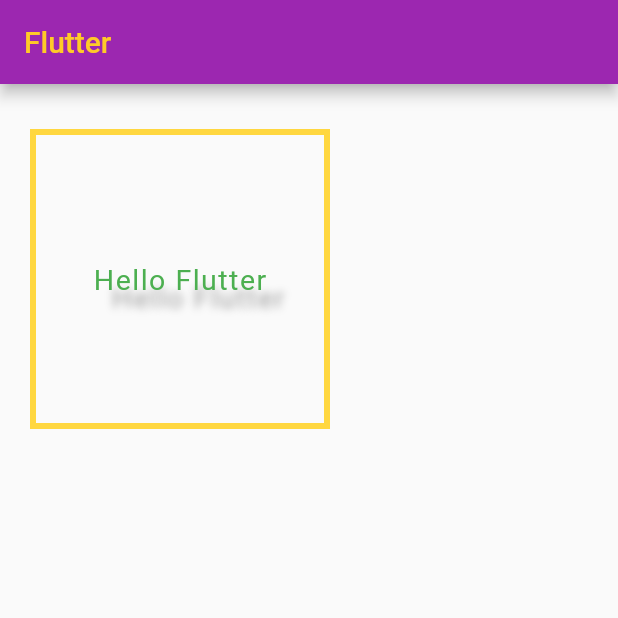
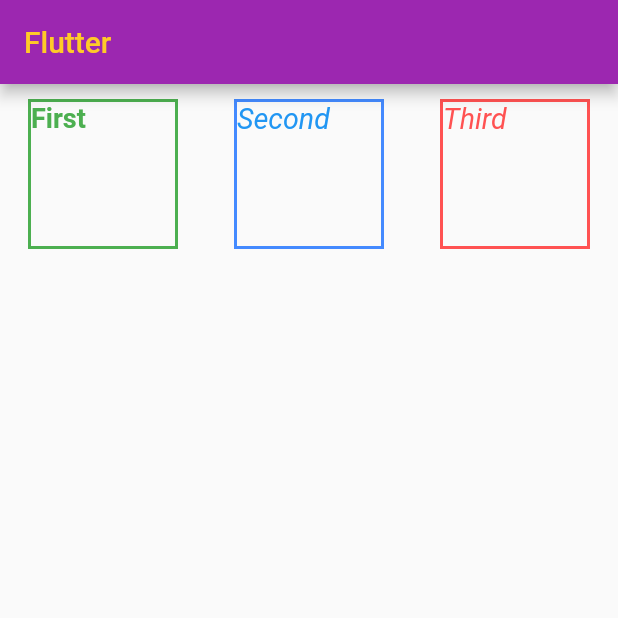
Before and after one commit to HeinnWaiHtet/flutter_first_app, a Flutter app: the screen it shows after launch, on a phone screen of 412 x 824 dp, the top half of it. Run offline on Flutter 3.47's test engine with Material 2 defaults, Android fonts, the phone set to English and light mode, and no system bars.

Commit message:
adding Row Widget

```diff
--- a/lib/main.dart
+++ b/lib/main.dart
@@ -19,32 +19,69 @@ class MyApp extends StatelessWidget{
             "Flutter",
             style: TextStyle(color: Colors.amber[400]),),
             ),
-          body: Container(
-            decoration: BoxDecoration(
-              border:  Border.all(
-                color: Colors.amberAccent,
-                style: BorderStyle.solid,
-                width: 4)
+          body: Row(
+            mainAxisAlignment: MainAxisAlignment.spaceAround,
+            children: [
+              // ignore: avoid_unnecessary_containers
+              Container(
+                decoration: BoxDecoration(
+                  border: Border.all(
+                    style: BorderStyle.solid,
+                    color: Colors.green,
+                    width: 2,)
+                  ),
+                margin: const EdgeInsets.all(10),
+                width: 100,
+                height: 100,
+                child: const Text("First",
+                style: TextStyle(
+                  color: Colors.green,
+                  fontSize: 18,
+                  fontWeight: FontWeight.bold),
                 ),
-            padding: const EdgeInsets.all(20),
-            margin: const EdgeInsets.only(top: 30,left: 20),
-            width: 200,
-            height: 200,
-            child: const Center(
-              child: Text("Hello Flutter",style: TextStyle(
-                color: Colors.green,
-                letterSpacing: 1,
-                fontSize: 19,
-                shadows: [
-                  Shadow(
-                    color: Colors.black38,
-                    offset: Offset(12,12),
-                    blurRadius: 6.5
-                  ),
-                ] ),
                 ),
+
+                // ignore: sized_box_for_whitespace
+                Container(
+                  decoration: BoxDecoration(
+                    border: Border.all(
+                      style: BorderStyle.solid,
+                      color: Colors.blueAccent,
+                      width: 2)
+                      ),
+                  margin: const EdgeInsets.all(10),
+                  height: 100,
+                  width: 100,
+                  child: const Text(
+                    "Second",
+                    style: TextStyle(
+                      color: Colors.blue,
+                      fontSize: 19,
+                      fontStyle: FontStyle.italic),
+                      ),
+                     ),
+
+                     Container(
+                       decoration: BoxDecoration(
+                         border: Border.all(
+                           style: BorderStyle.solid,
+                           color: Colors.redAccent,
+                           width: 2)
+                           ),
+                           margin: const EdgeInsets.all(10),
+                           height: 100,
+                           width: 100,
+                           child: const Text(
+                             "Third",
+                             style: TextStyle(
+                               color: Colors.redAccent,
+                               fontSize: 19,
+                               fontStyle: FontStyle.italic),
+                               ),
+                               ),
+
+            ],
             ),
-          ),
         ),
     );
   }
```
